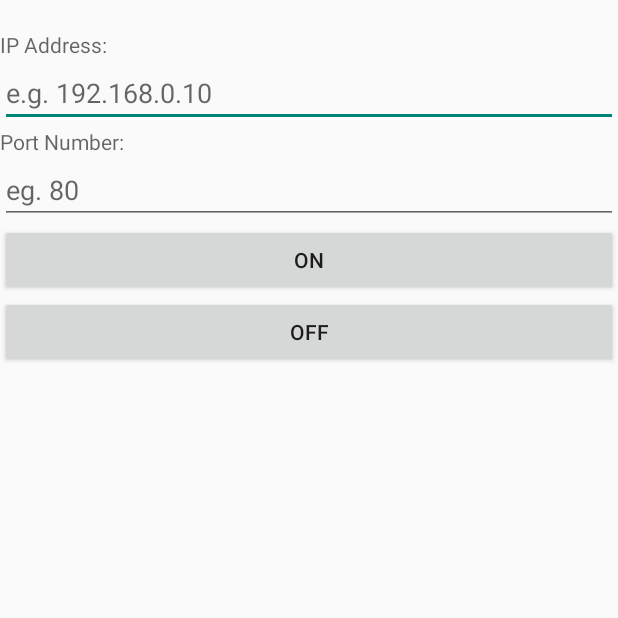
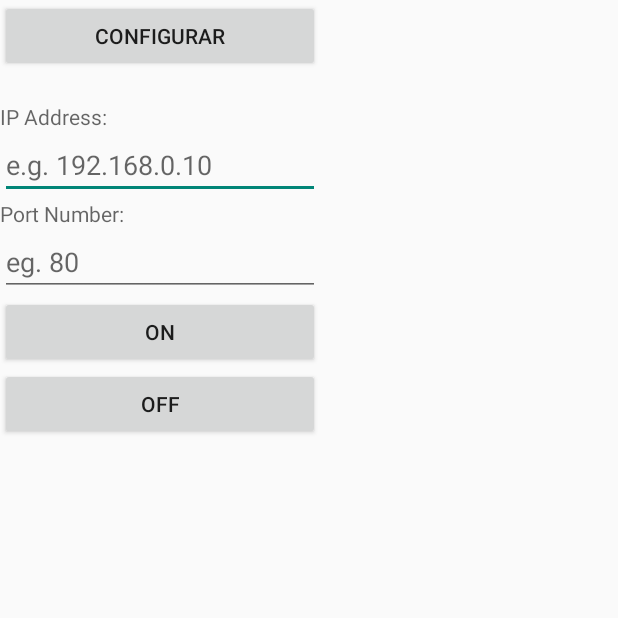
Before and after one commit to camilainetti/app-tom, an Android app: the screen it shows after launch (HomeActivity), on a phone screen of 412 x 824 dp, the top half of it. Run offline under Robolectric (Android 15) with nearby library versions, the phone set to English and light mode, and no system bars.

Commit message:
Conexão com AP disponível e mensagens HTTP

```diff
--- a/Android-App-HTTP-Helper-versao-tom/app/src/main/res/layout/activity_home.xml
+++ b/Android-App-HTTP-Helper-versao-tom/app/src/main/res/layout/activity_home.xml
@@ -5,39 +5,38 @@
      >
 
     <LinearLayout
-        android:layout_width="fill_parent"
-        android:layout_height="fill_parent"
+        android:layout_width="wrap_content"
+        android:layout_height="wrap_content"
         android:orientation="vertical">
 
-        <!--TextView
-            android:id="@+id/txtWifiNetworks"
-            android:layout_width="wrap_content"
-            android:layout_height="wrap_content"
-            android:layout_centerHorizontal="true"
-            android:layout_centerVertical="true"/-->
+        <Button
+            android:layout_width="match_parent"
+            android:layout_height="match_parent"
+            android:text="@string/button_Con"
+            android:id="@+id/button_Con" />
 
         <TextView
-        android:layout_width="wrap_content"
-        android:layout_height="wrap_content"
+        android:layout_width="match_parent"
+        android:layout_height="match_parent"
         android:layout_marginTop="20dp"
         android:hint="@string/IP_address"
         android:id="@+id/IP_address" />
 
         <EditText
         android:layout_width="match_parent"
-        android:layout_height="wrap_content"
+        android:layout_height="match_parent"
         android:hint="@string/eg_IP_address"
         android:id="@+id/eg_IP_address" />
 
         <TextView
-        android:layout_width="wrap_content"
-        android:layout_height="wrap_content"
+        android:layout_width="match_parent"
+        android:layout_height="match_parent"
         android:hint="@string/port_number"
         android:id="@+id/port_number" />
 
         <EditText
         android:layout_width="match_parent"
-        android:layout_height="wrap_content"
+        android:layout_height="match_parent"
         android:inputType="number"
         android:ems="10"
         android:hint="@string/eg_port_number"
@@ -45,13 +44,13 @@
 
         <Button
         android:layout_width="match_parent"
-        android:layout_height="wrap_content"
+        android:layout_height="match_parent"
         android:text="@string/button_ON"
         android:id="@+id/button_ON" />
 
         <Button
         android:layout_width="match_parent"
-        android:layout_height="wrap_content"
+        android:layout_height="match_parent"
         android:text="@string/button_OFF"
         android:id="@+id/button_OFF" />
     </LinearLayout>
--- a/Android-App-HTTP-Helper-versao-tom/app/src/main/res/values/strings.xml
+++ b/Android-App-HTTP-Helper-versao-tom/app/src/main/res/values/strings.xml
@@ -10,5 +10,6 @@
     <string name="eg_IP_address">e.g. 192.168.0.10</string>
     <string name="button_OFF">OFF</string>
     <string name="button_ON">ON</string>
+    <string name="button_Con">Configurar</string>
 
 </resources>
```
Also changed, not shown: Android-App-HTTP-Helper-versao-tom/app/src/main/java/com/allaboutee/httphelper/HomeActivity.java (+133 -31 lines).
